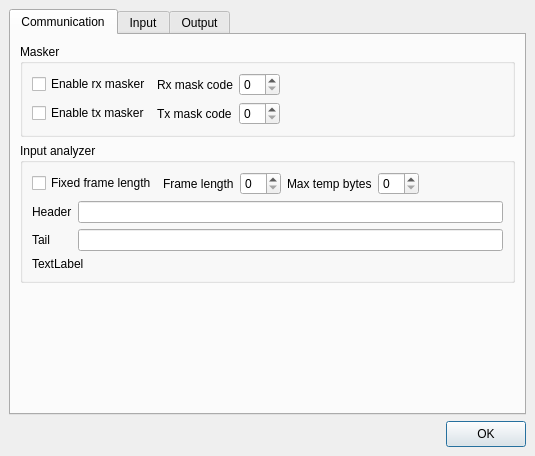
Above: src/toolboxui/base/SAKToolBoxUiParameters.ui from x-tools-author/x-tools before the change. Below: the same form after it.
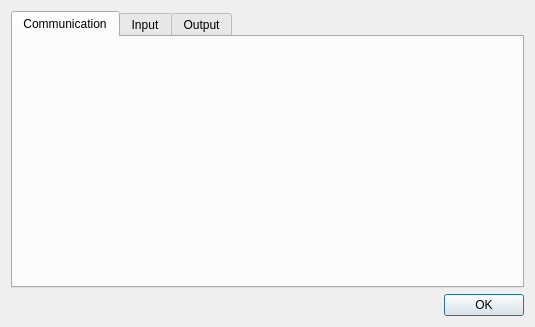
That is the form after the change. Custom widgets are drawn as their Qt base class.

Commit message: chore: update files of project

```diff
--- a/src/toolboxui/base/SAKToolBoxUiParameters.ui
+++ b/src/toolboxui/base/SAKToolBoxUiParameters.ui
@@ -7,34 +7,35 @@
     <x>0</x>
     <y>0</y>
     <width>535</width>
-    <height>456</height>
+    <height>327</height>
    </rect>
   </property>
   <property name="windowTitle">
    <string>Dialog</string>
   </property>
+  <layout class="QGridLayout" name="gridLayout">
+   <item row="1" column="1">
   <widget class="QPushButton" name="pushButtonOK">
-   <property name="geometry">
-    <rect>
-     <x>446</x>
-     <y>421</y>
-     <width>80</width>
-     <height>26</height>
-    </rect>
-   </property>
    <property name="text">
     <string>OK</string>
    </property>
   </widget>
+   </item>
+   <item row="1" column="0">
+    <spacer name="horizontalSpacer">
+     <property name="orientation">
+      <enum>Qt::Horizontal</enum>
+     </property>
+     <property name="sizeHint" stdset="0">
+      <size>
+       <width>40</width>
+       <height>20</height>
+      </size>
+     </property>
+    </spacer>
+   </item>
+   <item row="0" column="0" colspan="2">
   <widget class="QTabWidget" name="tabWidget">
-   <property name="geometry">
-    <rect>
-     <x>9</x>
-     <y>9</y>
-     <width>517</width>
-     <height>406</height>
-    </rect>
-   </property>
    <property name="currentIndex">
     <number>0</number>
    </property>
@@ -44,146 +45,16 @@
     </attribute>
     <layout class="QVBoxLayout" name="verticalLayout">
      <item>
-      <widget class="QGroupBox" name="groupBox">
-       <property name="title">
-        <string>Masker</string>
-       </property>
-       <layout class="QGridLayout" name="gridLayout_2">
-        <item row="0" column="2">
-         <widget class="QSpinBox" name="spinBoxCommunicationRxMaskCode"/>
-        </item>
-        <item row="0" column="1">
-         <widget class="QLabel" name="label_2">
-          <property name="text">
-           <string>Rx mask code</string>
-          </property>
-         </widget>
-        </item>
-        <item row="1" column="1">
-         <widget class="QLabel" name="label_3">
-          <property name="text">
-           <string>Tx mask code</string>
-          </property>
-         </widget>
-        </item>
-        <item row="0" column="0">
-         <widget class="QCheckBox" name="checkBoxCommunicationEnableRxMasker">
-          <property name="text">
-           <string>Enable rx masker</string>
-          </property>
-         </widget>
-        </item>
-        <item row="1" column="2">
-         <widget class="QSpinBox" name="spinBoxCommunicationTxMaskCode"/>
-        </item>
-        <item row="1" column="0">
-         <widget class="QCheckBox" name="checkBoxCommunicationEnableTxMasker">
-          <property name="text">
-           <string>Enable tx masker</string>
-          </property>
-         </widget>
-        </item>
-        <item row="0" column="3">
-         <spacer name="horizontalSpacer_2">
-          <property name="orientation">
-           <enum>Qt::Horizontal</enum>
-          </property>
-          <property name="sizeHint" stdset="0">
-           <size>
-            <width>40</width>
-            <height>20</height>
-           </size>
-          </property>
-         </spacer>
-        </item>
-       </layout>
-      </widget>
-     </item>
+        <widget class="SAKMaskerToolUi" name="widgetInputMasker" native="true"/>
+       </item>
+       <item>
+        <widget class="SAKMaskerToolUi" name="widgetOutputMasker" native="true"/>
+       </item>
      <item>
-      <widget class="QGroupBox" name="groupBox_3">
-       <property name="minimumSize">
-        <size>
-         <width>0</width>
-         <height>50</height>
-        </size>
-       </property>
-       <property name="title">
-        <string>Input analyzer</string>
-       </property>
-       <layout class="QGridLayout" name="gridLayout_3">
-        <item row="0" column="4">
-         <widget class="QSpinBox" name="spinBox_4"/>
-        </item>
-        <item row="0" column="0">
-         <widget class="QCheckBox" name="checkBox_3">
-          <property name="text">
-           <string>Fixed frame length</string>
-          </property>
-         </widget>
-        </item>
-        <item row="0" column="5">
-         <spacer name="horizontalSpacer_3">
-          <property name="orientation">
-           <enum>Qt::Horizontal</enum>
-          </property>
-          <property name="sizeHint" stdset="0">
-           <size>
-            <width>40</width>
-            <height>20</height>
-           </size>
-          </property>
-         </spacer>
-        </item>
-        <item row="0" column="2">
-         <widget class="QSpinBox" name="spinBox_3"/>
-        </item>
-        <item row="0" column="1">
-         <widget class="QLabel" name="label_6">
-          <property name="text">
-           <string>Frame length</string>
-          </property>
-         </widget>
-        </item>
-        <item row="0" column="3">
-         <widget class="QLabel" name="label_7">
-          <property name="text">
-           <string>Max temp bytes</string>
-          </property>
-         </widget>
-        </item>
-        <item row="1" column="0" colspan="6">
-         <layout class="QGridLayout" name="gridLayout_4">
-          <item row="0" column="0">
-           <widget class="QLabel" name="label">
-            <property name="text">
-             <string>Header</string>
-            </property>
-           </widget>
-          </item>
-          <item row="0" column="1">
-           <widget class="QLineEdit" name="lineEdit"/>
-          </item>
-          <item row="1" column="0">
-           <widget class="QLabel" name="label_4">
-            <property name="text">
-             <string>Tail</string>
-            </property>
-           </widget>
-          </item>
-          <item row="1" column="1">
-           <widget class="QLineEdit" name="lineEdit_2"/>
-          </item>
-         </layout>
-        </item>
-        <item row="2" column="0" colspan="6">
-         <widget class="QLabel" name="label_5">
-          <property name="text">
-           <string>TextLabel</string>
-          </property>
-         </widget>
-        </item>
-       </layout>
-      </widget>
+        <widget class="SAKAnalyzerToolUi" name="widgetInputAnanyzer" native="true"/>
+       </item>
+       <item>
+        <widget class="SAKAnalyzerToolUi" name="widgetOutputAnanlyzer" native="true"/>
      </item>
      <item>
       <spacer name="verticalSpacer">
@@ -461,7 +332,23 @@
     </layout>
    </widget>
   </widget>
+   </item>
+  </layout>
  </widget>
+ <customwidgets>
+  <customwidget>
+   <class>SAKAnalyzerToolUi</class>
+   <extends>QWidget</extends>
+   <header location="global">SAKAnalyzerToolUi.hh</header>
+   <container>1</container>
+  </customwidget>
+  <customwidget>
+   <class>SAKMaskerToolUi</class>
+   <extends>QWidget</extends>
+   <header location="global">SAKMaskerToolUi.hh</header>
+   <container>1</container>
+  </customwidget>
+ </customwidgets>
  <resources/>
  <connections>
   <connection>
```
Lines whose indentation alone changed are shown as unchanged. The commit also changes 1 other file.
